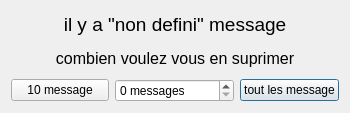
First picture: the form in serveur/remouvefile.ui, repository https-github-com-anantasystem/AnantaSystem, before the edit.
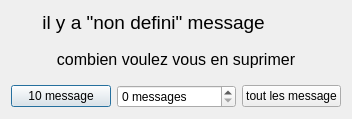
Second picture: the form after the edit. Icons and pictures are not drawn.

Commit message:
refonte de remouve file et du nombre de message
-changement dans la construction du remouve file pour permettre le lancement avec les nombre de message, mais le nombre de message s'affiche que au lancement dans le constructeur
-ajout d'un bouton synchroniser

The edit to the form file:
```diff
--- a/serveur/remouvefile.ui
+++ b/serveur/remouvefile.ui
@@ -6,22 +6,24 @@
    <rect>
     <x>0</x>
     <y>0</y>
-    <width>350</width>
-    <height>113</height>
+    <width>352</width>
+    <height>119</height>
    </rect>
   </property>
   <property name="windowTitle">
    <string>Dialog</string>
   </property>
   <layout class="QGridLayout" name="gridLayout">
-   <item row="2" column="2">
-    <widget class="QPushButton" name="deleteAllMessage">
+   <item row="3" column="0" colspan="2">
+    <layout class="QGridLayout" name="gridLayout_2">
+     <item row="0" column="0">
+      <widget class="QPushButton" name="delete10message">
      <property name="text">
-      <string>tout les message</string>
+        <string>10 message</string>
      </property>
     </widget>
    </item>
-   <item row="2" column="1">
+     <item row="0" column="1">
     <widget class="QSpinBox" name="deleteNMessage">
      <property name="suffix">
       <string> messages</string>
@@ -31,28 +33,84 @@
      </property>
     </widget>
    </item>
-   <item row="0" column="0" colspan="3">
-    <widget class="QLabel" name="TextLabeldisplayingNumberDessage">
+     <item row="0" column="2">
+      <widget class="QPushButton" name="deleteAllMessage">
      <property name="text">
-      <string>&lt;html&gt;&lt;head/&gt;&lt;body&gt;&lt;p align=&quot;center&quot;&gt;&lt;span style=&quot; font-size:14pt;&quot;&gt;il y a &amp;quot;non defini&amp;quot; message&lt;/span&gt;&lt;/p&gt;&lt;/body&gt;&lt;/html&gt;</string>
+        <string>tout les message</string>
      </property>
     </widget>
    </item>
-   <item row="1" column="0" colspan="3">
+    </layout>
+   </item>
+   <item row="0" column="0" colspan="2">
+    <layout class="QGridLayout" name="gridLayout_3">
+     <item row="2" column="0" colspan="2">
     <widget class="QLabel" name="label_2">
      <property name="text">
       <string>&lt;html&gt;&lt;head/&gt;&lt;body&gt;&lt;p align=&quot;center&quot;&gt;&lt;span style=&quot; font-size:12pt;&quot;&gt;combien voulez vous en suprimer&lt;/span&gt;&lt;/p&gt;&lt;/body&gt;&lt;/html&gt;</string>
      </property>
     </widget>
    </item>
-   <item row="2" column="0">
-    <widget class="QPushButton" name="delete10message">
+     <item row="0" column="0" colspan="2">
+      <layout class="QHBoxLayout" name="horizontalLayout">
+       <item>
+        <spacer name="horizontalSpacer">
+         <property name="orientation">
+          <enum>Qt::Horizontal</enum>
+         </property>
+         <property name="sizeType">
+          <enum>QSizePolicy::Expanding</enum>
+         </property>
+         <property name="sizeHint" stdset="0">
+          <size>
+           <width>20</width>
+           <height>20</height>
+          </size>
+         </property>
+        </spacer>
+       </item>
+       <item>
+        <widget class="QLabel" name="TextLabeldisplayingNumberDessage">
      <property name="text">
-      <string>10 message</string>
+          <string>&lt;html&gt;&lt;head/&gt;&lt;body&gt;&lt;p align=&quot;center&quot;&gt;&lt;span style=&quot; font-size:14pt;&quot;&gt;il y a &amp;quot;non defini&amp;quot; message&lt;/span&gt;&lt;/p&gt;&lt;/body&gt;&lt;/html&gt;</string>
      </property>
     </widget>
    </item>
-  </layout>
+       <item>
+        <widget class="QPushButton" name="pushButton">
+         <property name="text">
+          <string/>
+         </property>
+         <property name="icon">
+          <iconset resource="resource.qrc">
+           <normaloff>:/image/Refresh_icon.png</normaloff>:/image/Refresh_icon.png</iconset>
+         </property>
+         <property name="flat">
+          <bool>true</bool>
+         </property>
+        </widget>
+       </item>
+       <item>
+        <spacer name="horizontalSpacer_2">
+         <property name="orientation">
+          <enum>Qt::Horizontal</enum>
+         </property>
+         <property name="sizeType">
+          <enum>QSizePolicy::Expanding</enum>
+         </property>
+         <property name="sizeHint" stdset="0">
+          <size>
+           <width>20</width>
+           <height>20</height>
+          </size>
+         </property>
+        </spacer>
+       </item>
+      </layout>
+     </item>
+    </layout>
+   </item>
+  </layout>
  </widget>
  <resources/>
  <connections/>
```
Left out of the diff: 4 changed lines with no effect on the pictures. Lines whose indentation alone changed are shown as unchanged. The commit also changes 54 other files.
